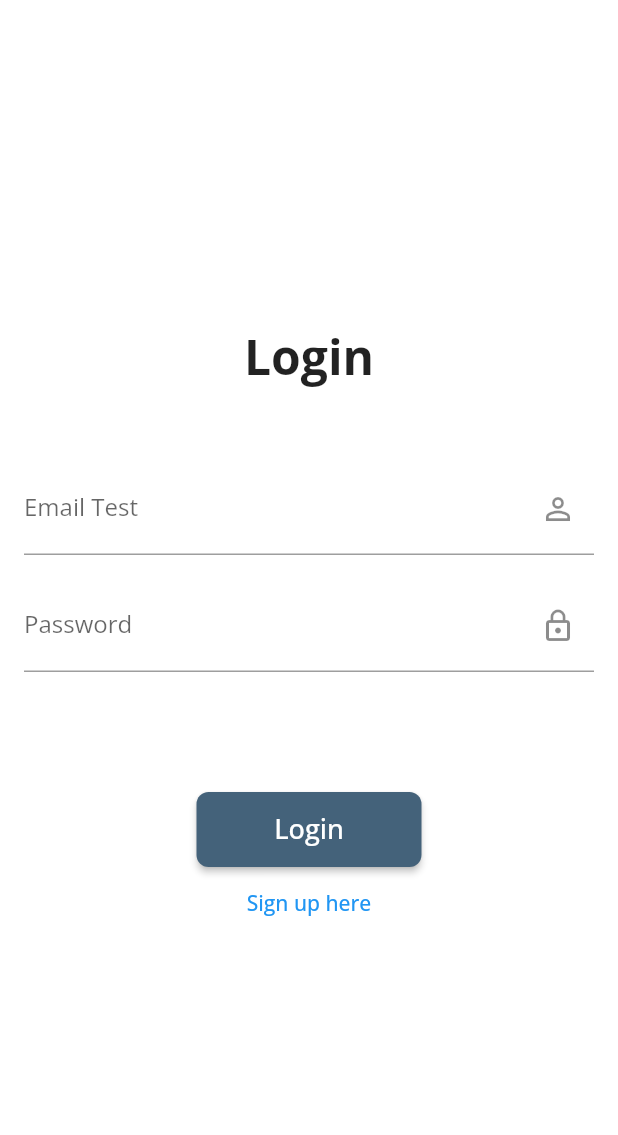
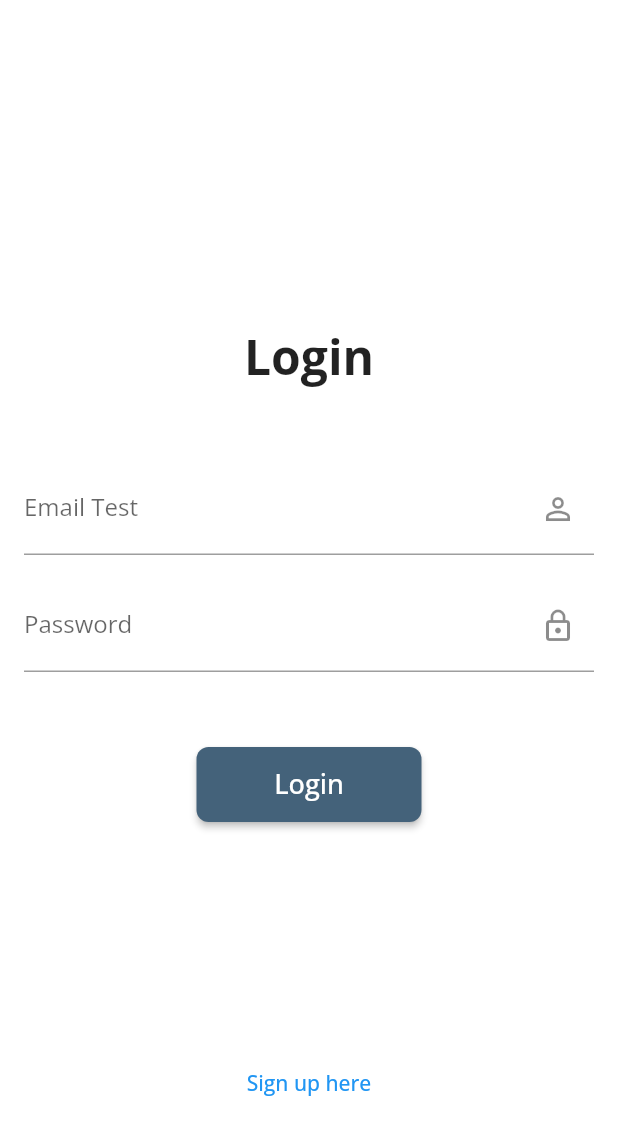
Before and after one commit to CBramming/UndineInventorySystem, a Flutter app: the SignUp screen opened directly, after a tap on "Login", on a phone screen of 412 x 824 dp. Shown: the top 1135 px of the screen. Run offline on Flutter 3.47's test engine with Material 2 defaults, Android fonts, the phone set to English and light mode, and no system bars; our stand-ins replace firebase_auth, firebase_core; accounts and stored records are empty.

Commit message:
small fixes
fixed signup button and changed username to email

```diff
--- a/undineinventorysystem/lib/screens/login_screen.dart
+++ b/undineinventorysystem/lib/screens/login_screen.dart
@@ -6,7 +6,7 @@ import '../widgets/login_widgets/login_screen_widgets.dart';
 import '../services/auth_service.dart';
 
 class LoginScreen extends StatelessWidget {
-  final usernameController = TextEditingController();
+  final emailController = TextEditingController();
   final passwordController = TextEditingController();
 
   LoginScreen({super.key});
@@ -25,16 +25,18 @@ class LoginScreen extends StatelessWidget {
               const SizedBox(height: 200),
               const LoginTitle(),
               const SizedBox(height: 48.0),
-              UsernameInputField(controller: usernameController),
+              UsernameInputField(controller: emailController),
               const SizedBox(height: 16.0),
               PasswordInputField(controller: passwordController),
-              const SizedBox(height: 80.0),
+              const SizedBox(height: 50.0),
               LoginButton(
                 onLogin: () => signIn(context),
               ),
+              const SizedBox(height: 150.0),
               SignUpPrompt(
                 onSignUpPrompt: () {
-                  Navigator.push(context, MaterialPageRoute(builder: (context) => SignUp()));
+                  Navigator.push(context,
+                      MaterialPageRoute(builder: (context) => SignUp()));
                 },
               ),
             ],
@@ -45,7 +47,7 @@ class LoginScreen extends StatelessWidget {
   }
 
   void signIn(BuildContext context) async {
-    String email = usernameController.text.trim();
+    String email = emailController.text.trim();
     String password = passwordController.text.trim();
 
     print('Attempting to sign in with Email: $email'); // Debugging
@@ -62,7 +64,7 @@ class LoginScreen extends StatelessWidget {
       print('Firebase Auth Response User: $user'); // Debugging
 
       if (user != null) {
-        Navigator.of(context).pushReplacement(
+        Navigator.of(context).push(
             MaterialPageRoute(builder: (context) => const QRScannerScreen()));
       } else {
         print('User is null after sign in attempt'); // Debugging
--- a/undineinventorysystem/lib/screens/qr_scanner_screen.dart
+++ b/undineinventorysystem/lib/screens/qr_scanner_screen.dart
@@ -12,7 +12,7 @@ class QRScannerScreen extends StatelessWidget {
         leading: IconButton(
           icon: const Icon(Icons.arrow_back),
           onPressed: () {
-            Navigator.push(context,
+            Navigator.pop(context,
                 MaterialPageRoute(builder: (context) => LoginScreen()));
           },
         ),
--- a/undineinventorysystem/lib/widgets/sign_up_widgets/sign_up_screen_widget.dart
+++ b/undineinventorysystem/lib/widgets/sign_up_widgets/sign_up_screen_widget.dart
@@ -7,9 +7,23 @@ class SignUpPush extends StatelessWidget {
 
   @override
   Widget build(BuildContext context) {
-    return ElevatedButton(
-      onPressed: onSignUpPush,
-      child: const Text('Signup'),
+    return SizedBox(
+      width: 150,
+      height: 50,
+      child: ElevatedButton(
+        onPressed: onSignUpPush,
+        style: ElevatedButton.styleFrom(
+          backgroundColor: const Color.fromARGB(255, 68, 98, 122),
+          padding: const EdgeInsets.symmetric(vertical: 5.0),
+          shape: RoundedRectangleBorder(
+            borderRadius: BorderRadius.circular(8.0),
+          ),
+        ),
+        child: const Text(
+          'Signup',
+          style: TextStyle(fontSize: 18),
+        ),
+      ),
     );
   }
 }
@@ -80,12 +94,11 @@ class ConfirmationPasswordInputField extends StatelessWidget {
   }
 }
 
-class AlreadyHaveAnAccount extends StatelessWidget{
-
+class AlreadyHaveAnAccount extends StatelessWidget {
   const AlreadyHaveAnAccount({super.key});
 
   @override
-  Widget build(BuildContext context){
+  Widget build(BuildContext context) {
     return const Text(
       'Already have an account?',
       textAlign: TextAlign.center,
@@ -94,13 +107,13 @@ class AlreadyHaveAnAccount extends StatelessWidget{
   }
 }
 
-class BackToLogin extends StatelessWidget{
+class BackToLogin extends StatelessWidget {
   final VoidCallback onBackToLogin;
 
   const BackToLogin({super.key, required this.onBackToLogin});
 
   @override
-  Widget build(BuildContext context){
+  Widget build(BuildContext context) {
     return TextButton(
       onPressed: onBackToLogin,
       child: const Text('Login'),
```
